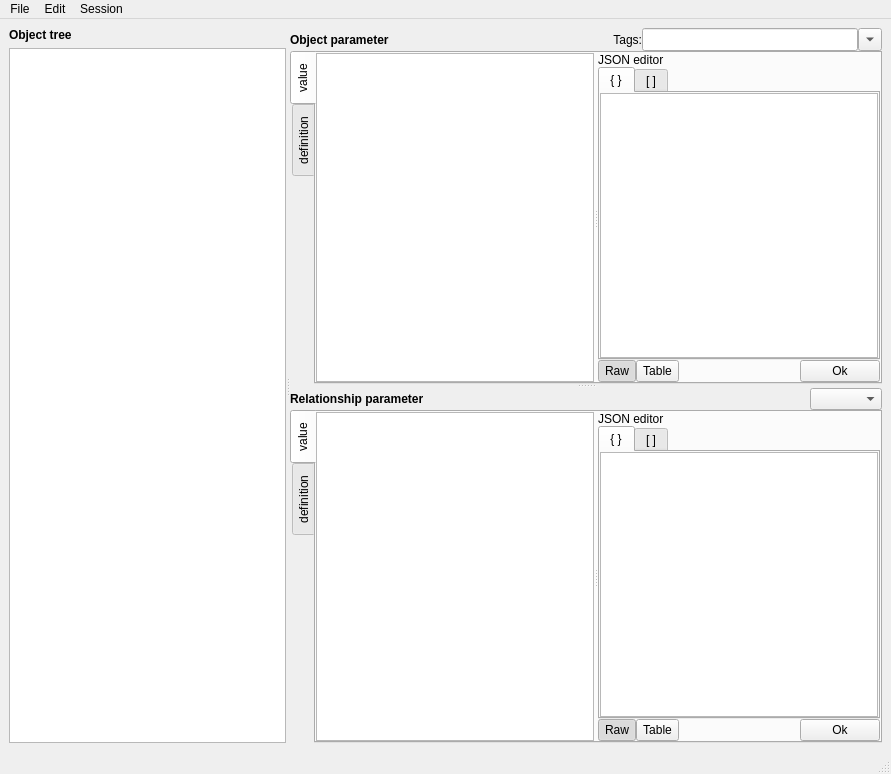
First picture: the form in spinetoolbox/ui/tree_view_form.ui, repository spine-tools/Spine-Toolbox, before the edit.
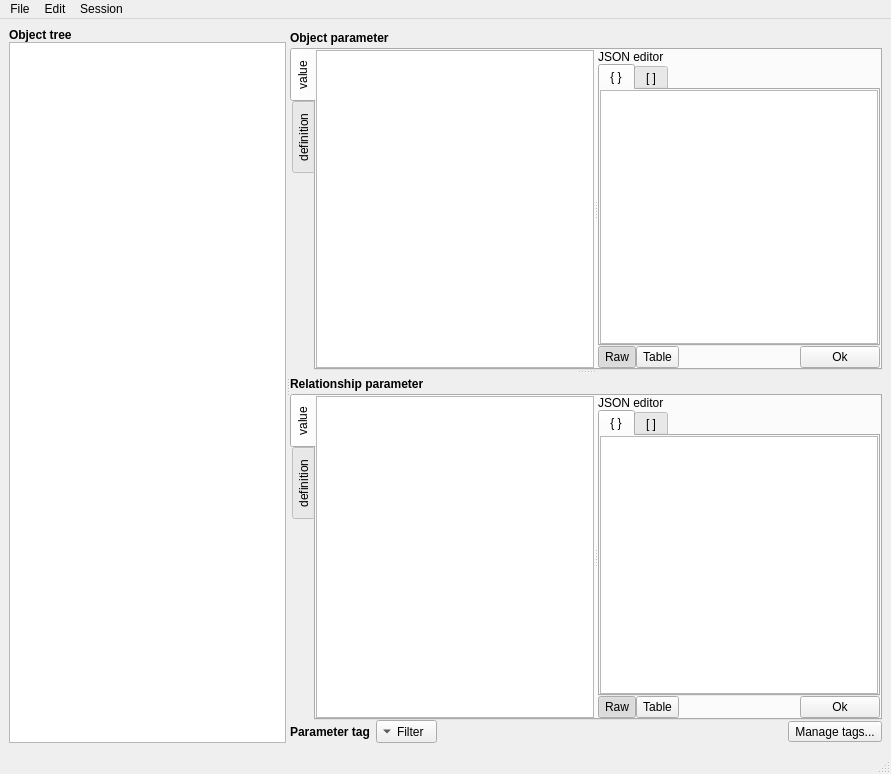
Second picture: the form after the edit. Icons and pictures are not drawn. Custom widgets are drawn as their Qt base class.

Commit message: Issue #253 updated: initial support for adding, editing and removing parameter tags.

Diff of the .ui file:
```diff
--- a/spinetoolbox/ui/tree_view_form.ui
+++ b/spinetoolbox/ui/tree_view_form.ui
@@ -38,7 +38,7 @@
       <widget class="QWidget" name="layoutWidget">
        <layout class="QVBoxLayout" name="verticalLayout_3">
         <property name="spacing">
-         <number>6</number>
+         <number>0</number>
         </property>
         <item>
          <widget class="QLabel" name="label_object_tree">
@@ -121,53 +121,20 @@
             </spacer>
            </item>
            <item>
-            <widget class="QLabel" name="label_object_parameter_tag_list">
-             <property name="text">
-              <string/>
+            <spacer name="horizontalSpacer_5">
+             <property name="orientation">
+              <enum>Qt::Horizontal</enum>
              </property>
-            </widget>
-           </item>
-           <item>
-            <widget class="QLabel" name="label_object_parameter_tag">
-             <property name="text">
-              <string>Tags:</string>
+             <property name="sizeType">
+              <enum>QSizePolicy::Fixed</enum>
              </property>
-             <property name="alignment">
-              <set>Qt::AlignRight|Qt::AlignTrailing|Qt::AlignVCenter</set>
-             </property>
-            </widget>
-           </item>
-           <item>
-            <widget class="QLineEdit" name="lineEdit">
-             <property name="maximumSize">
+             <property name="sizeHint" stdset="0">
               <size>
-               <width>16777215</width>
-               <height>24</height>
+               <width>3</width>
+               <height>20</height>
               </size>
              </property>
-             <property name="readOnly">
-              <bool>true</bool>
-             </property>
-            </widget>
-           </item>
-           <item>
-            <widget class="QToolButton" name="toolButton_object_parameter_tag">
-             <property name="layoutDirection">
-              <enum>Qt::LeftToRight</enum>
-             </property>
-             <property name="text">
-              <string>heeeeeeeeeey</string>
-             </property>
-             <property name="popupMode">
-              <enum>QToolButton::InstantPopup</enum>
-             </property>
-             <property name="toolButtonStyle">
-              <enum>Qt::ToolButtonIconOnly</enum>
-             </property>
-             <property name="arrowType">
-              <enum>Qt::DownArrow</enum>
-             </property>
-            </widget>
+            </spacer>
            </item>
           </layout>
          </item>
@@ -566,9 +533,6 @@
              </property>
             </spacer>
            </item>
-           <item>
-            <widget class="QComboBox" name="comboBox_relationship_parameter_tag"/>
-           </item>
           </layout>
          </item>
          <item>
@@ -925,6 +889,87 @@
            </widget>
           </widget>
          </item>
+         <item>
+          <layout class="QHBoxLayout" name="horizontalLayout_4">
+           <property name="spacing">
+            <number>0</number>
+           </property>
+           <item>
+            <widget class="QLabel" name="label_object_parameter_tag">
+             <property name="font">
+              <font>
+               <weight>75</weight>
+               <bold>true</bold>
+              </font>
+             </property>
+             <property name="text">
+              <string>Parameter tag</string>
+             </property>
+             <property name="alignment">
+              <set>Qt::AlignLeading|Qt::AlignLeft|Qt::AlignVCenter</set>
+             </property>
+            </widget>
+           </item>
+           <item>
+            <layout class="QHBoxLayout" name="horizontalLayout_object_parameter_tag">
+             <property name="spacing">
+              <number>0</number>
+             </property>
+             <property name="sizeConstraint">
+              <enum>QLayout::SetMinimumSize</enum>
+             </property>
+             <property name="leftMargin">
+              <number>6</number>
+             </property>
+            </layout>
+           </item>
+           <item>
+            <widget class="QToolButton" name="toolButton_filter_parameter_tag">
+             <property name="font">
+              <font>
+               <weight>50</weight>
+               <bold>false</bold>
+              </font>
+             </property>
+             <property name="layoutDirection">
+              <enum>Qt::LeftToRight</enum>
+             </property>
+             <property name="text">
+              <string>Filter</string>
+             </property>
+             <property name="popupMode">
+              <enum>QToolButton::InstantPopup</enum>
+             </property>
+             <property name="toolButtonStyle">
+              <enum>Qt::ToolButtonTextBesideIcon</enum>
+             </property>
+             <property name="arrowType">
+              <enum>Qt::DownArrow</enum>
+             </property>
+            </widget>
+           </item>
+           <item>
+            <spacer name="horizontalSpacer_7">
+             <property name="orientation">
+              <enum>Qt::Horizontal</enum>
+             </property>
+             <property name="sizeHint" stdset="0">
+              <size>
+               <width>40</width>
+               <height>20</height>
+              </size>
+             </property>
+            </spacer>
+           </item>
+           <item>
+            <widget class="QToolButton" name="toolButton_manage_parameter_tags">
+             <property name="text">
+              <string>Manage tags...</string>
+             </property>
+            </widget>
+           </item>
+          </layout>
+         </item>
         </layout>
        </widget>
       </widget>
```
Left out of the diff: 2 changed lines with no effect on the pictures. The commit also changes 10 other files.
